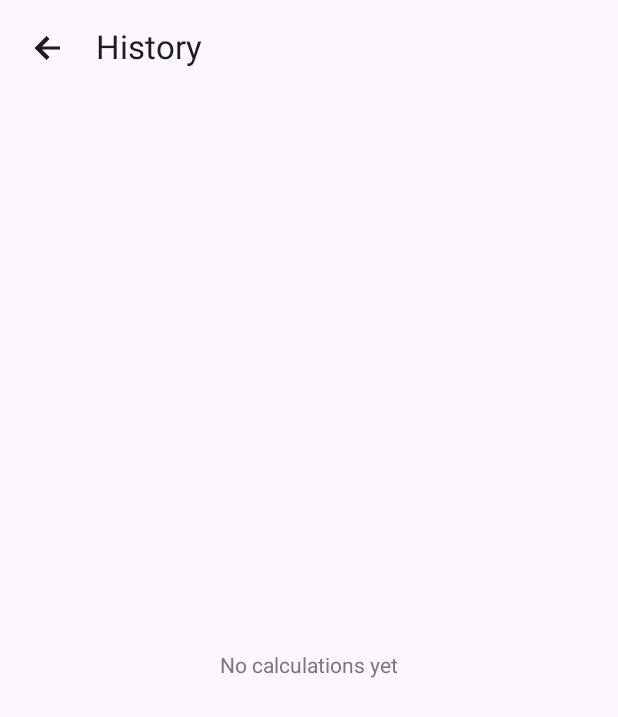
After one commit to tn3w/nacre-apps, an Android app built with Jetpack Compose: the composable HistoryScreen shown on its own in the app's theme, on a phone screen of 412 x 824 dp. The commit adds this screen. Shown: the top 717 px of the screen. Run offline under Robolectric (Android 15) with nearby library versions, the phone set to English and light mode, and no system bars; 1 statement that could not run was skipped.

Commit message:
Add calculation history with recall and clear

```diff
--- /dev/null
+++ b/apps/calculator/src/main/kotlin/org/nacre/calculator/HistoryScreen.kt
@@ -0,0 +1,100 @@
+package org.nacre.calculator
+
+import androidx.compose.foundation.clickable
+import androidx.compose.foundation.layout.Arrangement
+import androidx.compose.foundation.layout.Box
+import androidx.compose.foundation.layout.Column
+import androidx.compose.foundation.layout.Row
+import androidx.compose.foundation.layout.RowScope
+import androidx.compose.foundation.layout.fillMaxSize
+import androidx.compose.foundation.layout.fillMaxWidth
+import androidx.compose.foundation.layout.padding
+import androidx.compose.foundation.layout.safeDrawingPadding
+import androidx.compose.foundation.lazy.LazyColumn
+import androidx.compose.foundation.lazy.items
+import androidx.compose.material3.HorizontalDivider
+import androidx.compose.material3.Icon
+import androidx.compose.material3.IconButton
+import androidx.compose.material3.MaterialTheme
+import androidx.compose.material3.Surface
+import androidx.compose.material3.Text
+import androidx.compose.runtime.Composable
+import androidx.compose.runtime.collectAsState
+import androidx.compose.runtime.getValue
+import androidx.compose.ui.Alignment
+import androidx.compose.ui.Modifier
+import androidx.compose.ui.res.painterResource
+import androidx.compose.ui.text.font.FontWeight
+import androidx.compose.ui.unit.dp
+import androidx.compose.ui.unit.sp
+
+@Composable
+fun HistoryScreen(onBack: () -> Unit) {
+    val history by Store.history.collectAsState()
+    Page("History", onBack, {
+        if (history.isNotEmpty()) {
+            IconButton(onClick = Store::clearHistory) {
+                Icon(painterResource(R.drawable.ic_delete), "Clear history")
+            }
+        }
+    }) {
+        if (history.isEmpty()) {
+            Box(Modifier.fillMaxSize(), Alignment.Center) {
+                Text("No calculations yet", color = MaterialTheme.colorScheme.outline)
+            }
+            return@Page
+        }
+        LazyColumn(Modifier.fillMaxSize()) {
+            items(history) { entry ->
+                Column(
+                    Modifier.fillMaxWidth().clickable {
+                        Store.recall(entry.result)
+                        onBack()
+                    }.padding(24.dp, 16.dp),
+                    horizontalAlignment = Alignment.End
+                ) {
+                    Text(
+                        display(entry.expression),
+                        color = MaterialTheme.colorScheme.outline,
+                        style = MaterialTheme.typography.titleMedium
+                    )
+                    Text(
+                        "= ${display(entry.result)}",
+                        fontSize = 32.sp,
+                        fontWeight = FontWeight.Light
+                    )
+                }
+                HorizontalDivider(Modifier.padding(horizontal = 24.dp))
+            }
+        }
+    }
+}
+
+@Composable
+fun Page(
+    title: String,
+    onBack: () -> Unit,
+    actions: @Composable RowScope.() -> Unit = {},
+    content: @Composable () -> Unit
+) {
+    Surface(Modifier.fillMaxSize()) {
+        Column(Modifier.safeDrawingPadding()) {
+            Row(
+                Modifier.padding(8.dp),
+                Arrangement.spacedBy(8.dp),
+                Alignment.CenterVertically
+            ) {
+                IconButton(onClick = onBack) {
+                    Icon(painterResource(R.drawable.ic_back), "Back")
+                }
+                Text(
+                    title,
+                    Modifier.weight(1f),
+                    style = MaterialTheme.typography.titleLarge
+                )
+                actions()
+            }
+            content()
+        }
+    }
+}
```
Also changed, not shown: apps/calculator/src/main/kotlin/org/nacre/calculator/MainActivity.kt (+52 -1 lines), apps/calculator/src/main/kotlin/org/nacre/calculator/Store.kt (+39 -2 lines).
